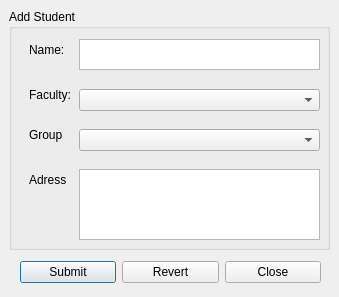
Old version of the form addstudentdialog.ui in the repository N45ING/CWDB.
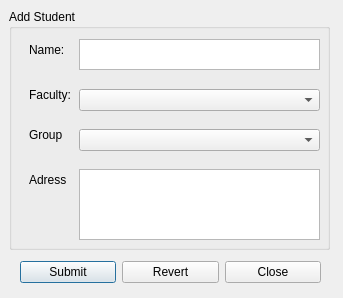
New version of the form.

Patch:
```diff
--- a/addstudentdialog.ui
+++ b/addstudentdialog.ui
@@ -6,8 +6,8 @@
    <rect>
     <x>0</x>
     <y>0</y>
-    <width>339</width>
-    <height>297</height>
+    <width>343</width>
+    <height>298</height>
    </rect>
   </property>
   <property name="windowTitle">
@@ -118,7 +118,7 @@
     </property>
    </widget>
   </widget>
-  <widget class="QWidget" name="">
+  <widget class="QWidget" name="layoutWidget">
    <property name="geometry">
     <rect>
      <x>20</x>
```
Left out of the diff: 19 changed lines with no effect on the pictures.
